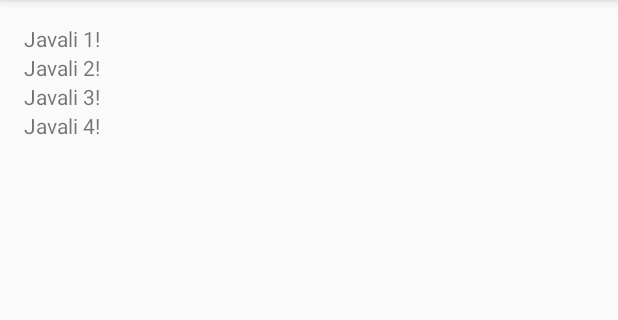
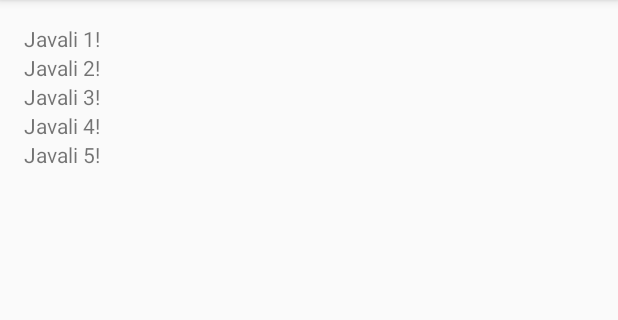
Before and after one commit to amandio93/VCSteste, an Android app: the screen it shows after launch (MainActivity), on a phone screen of 412 x 824 dp, the part 84-404 px from its top. Run offline under Robolectric (Android 15) with nearby library versions, the phone set to English and light mode, and no system bars.

Commit message:
Javali 5

```diff
--- a/app/src/main/res/layout/activity_main.xml
+++ b/app/src/main/res/layout/activity_main.xml
@@ -26,4 +26,10 @@
         android:layout_width="wrap_content"
         android:layout_height="wrap_content" />
 
+    <TextView
+        android:text="Javali 5!"
+        android:layout_width="wrap_content"
+        android:layout_height="wrap_content"
+        android:id="@+id/textView2" />
+
 </LinearLayout>
```
